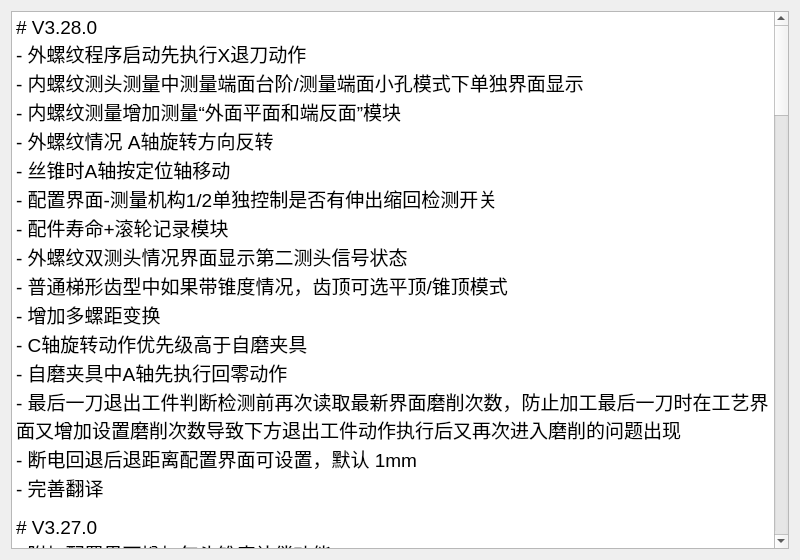
First picture: the form in history.ui, repository nie11kun/HorizonJuicerCreator, before the edit.
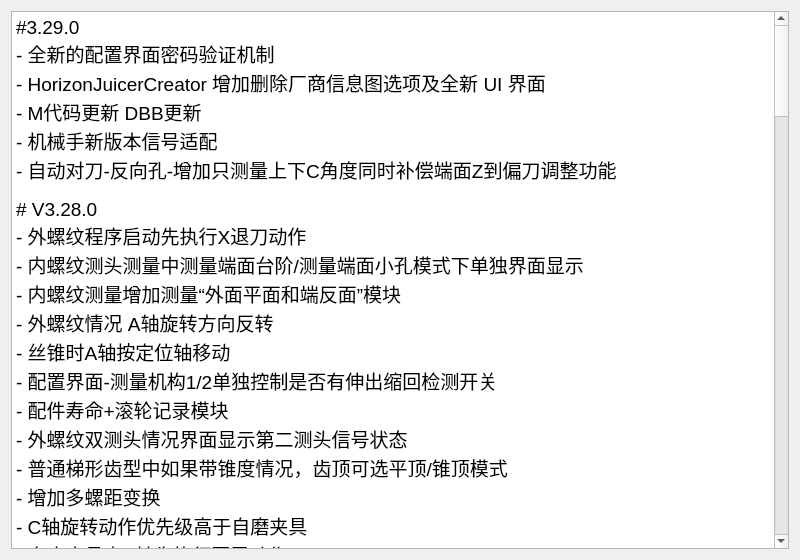
Second picture: the form after the edit.

Diff of the .ui file:
```diff
--- a/history.ui
+++ b/history.ui
@@ -24,6 +24,13 @@
 li.unchecked::marker { content: &quot;\2610&quot;; }
 li.checked::marker { content: &quot;\2612&quot;; }
 &lt;/style&gt;&lt;/head&gt;&lt;body style=&quot; font-family:'Segoe UI'; font-size:9pt; font-weight:400; font-style:normal;&quot;&gt;
+&lt;p style=&quot; margin-top:0px; margin-bottom:0px; margin-left:0px; margin-right:0px; -qt-block-indent:0; text-indent:0px;&quot;&gt;&lt;span style=&quot; font-size:14pt;&quot;&gt;#3.29.0&lt;/span&gt;&lt;/p&gt;
+&lt;p style=&quot; margin-top:0px; margin-bottom:0px; margin-left:0px; margin-right:0px; -qt-block-indent:0; text-indent:0px;&quot;&gt;&lt;span style=&quot; font-size:14pt;&quot;&gt;- 全新的配置界面密码验证机制&lt;/span&gt;&lt;/p&gt;
+&lt;p style=&quot; margin-top:0px; margin-bottom:0px; margin-left:0px; margin-right:0px; -qt-block-indent:0; text-indent:0px;&quot;&gt;&lt;span style=&quot; font-size:14pt;&quot;&gt;- HorizonJuicerCreator 增加删除厂商信息图选项及全新 UI 界面&lt;/span&gt;&lt;/p&gt;
+&lt;p style=&quot; margin-top:0px; margin-bottom:0px; margin-left:0px; margin-right:0px; -qt-block-indent:0; text-indent:0px;&quot;&gt;&lt;span style=&quot; font-size:14pt;&quot;&gt;- M代码更新 DBB更新&lt;/span&gt;&lt;/p&gt;
+&lt;p style=&quot; margin-top:0px; margin-bottom:0px; margin-left:0px; margin-right:0px; -qt-block-indent:0; text-indent:0px;&quot;&gt;&lt;span style=&quot; font-size:14pt;&quot;&gt;- 机械手新版本信号适配&lt;/span&gt;&lt;/p&gt;
+&lt;p style=&quot; margin-top:0px; margin-bottom:0px; margin-left:0px; margin-right:0px; -qt-block-indent:0; text-indent:0px;&quot;&gt;&lt;span style=&quot; font-size:14pt;&quot;&gt;- 自动对刀-反向孔-增加只测量上下C角度同时补偿端面Z到偏刀调整功能&lt;/span&gt;&lt;/p&gt;
+&lt;p style=&quot;-qt-paragraph-type:empty; margin-top:0px; margin-bottom:0px; margin-left:0px; margin-right:0px; -qt-block-indent:0; text-indent:0px;&quot;&gt;&lt;br /&gt;&lt;/p&gt;
 &lt;p style=&quot; margin-top:0px; margin-bottom:0px; margin-left:0px; margin-right:0px; -qt-block-indent:0; text-indent:0px;&quot;&gt;&lt;span style=&quot; font-size:14pt;&quot;&gt;# V3.28.0&lt;/span&gt;&lt;/p&gt;
 &lt;p style=&quot; margin-top:0px; margin-bottom:0px; margin-left:0px; margin-right:0px; -qt-block-indent:0; text-indent:0px;&quot;&gt;&lt;span style=&quot; font-size:14pt;&quot;&gt;- 外螺纹程序启动先执行X退刀动作&lt;/span&gt;&lt;/p&gt;
 &lt;p style=&quot; margin-top:0px; margin-bottom:0px; margin-left:0px; margin-right:0px; -qt-block-indent:0; text-indent:0px;&quot;&gt;&lt;span style=&quot; font-size:14pt;&quot;&gt;- 内螺纹测头测量中测量端面台阶/测量端面小孔模式下单独界面显示&lt;/span&gt;&lt;/p&gt;
```
